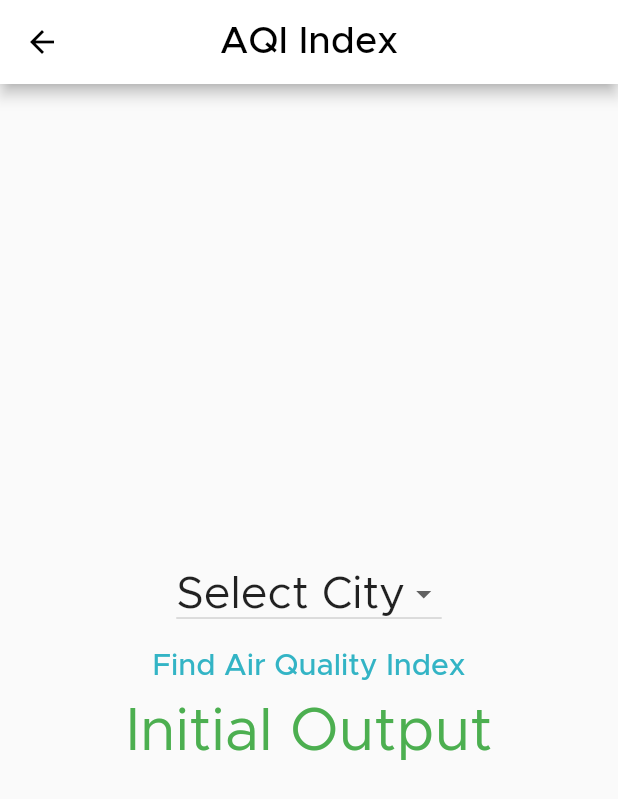
After one commit to Harsha-R-2020/AirQI, a Flutter app: the PythonScreen screen opened directly, after a tap on "Find Air Quality Index", on a phone screen of 412 x 824 dp. The commit adds this screen. Shown: the top 799 px of the screen. Run offline on Flutter 3.47's test engine with Material 2 defaults, Android fonts, the light colour scheme and no system bars; our stand-ins replace fluttertoast, geolocator, google_maps_flutter; missing offline and left inert: flutter_displaymode, kdgaugeview; network calls fail.

Commit message:
intial commit ( after flask integration )

```diff
--- a/lib/main.dart
+++ b/lib/main.dart
@@ -15,10 +15,12 @@ void main() async {
 
 class MyApp extends StatelessWidget {
   // This widget is the root of your application.
+
   @override
   Widget build(BuildContext context) {
     return MaterialApp(
       title: 'AirQI',
+      debugShowCheckedModeBanner: false,
       theme: ThemeData(
         fontFamily: "Metropolis",
         primarySwatch: Colors.lightBlue,
--- a/lib/screens/Mapscreen.dart
+++ b/lib/screens/Mapscreen.dart
@@ -50,7 +50,7 @@ class _MapScreenState extends State<MapScreen> {
     double _w = MediaQuery.of(context).size.width;
     SystemChrome.setSystemUIOverlayStyle(
         SystemUiOverlayStyle(
-          statusBarColor: AppColor.orange, // <-- SEE HERE
+          statusBarColor: Colors.white, // <-- SEE HERE
           statusBarIconBrightness: Brightness.dark, //<-- For Android SEE HERE (dark icons)
           statusBarBrightness: Brightness.light, //<-- For iOS SEE HERE (dark icons)
         )
@@ -58,7 +58,7 @@ class _MapScreenState extends State<MapScreen> {
     return Scaffold(
       appBar: AppBar(
         brightness: Brightness.light,
-        backgroundColor: AppColor.orange,
+        backgroundColor: Colors.white,
         elevation: 0,
         // on below line we have given title of app
         title: Text("Mark your Location",style: TextStyle(
--- /dev/null
+++ b/lib/screens/functions.dart
@@ -0,0 +1,6 @@
+import 'package:http/http.dart' as http;
+
+fetchdata(String url) async {
+  http.Response response = await http.get(Uri.parse(url));
+  return response.body;
+}
--- a/lib/screens/homeScreen.dart
+++ b/lib/screens/homeScreen.dart
@@ -4,6 +4,7 @@ import 'dart:ui';
 
 import 'Mapscreen.dart';
 import 'aqiMeterScreen.dart';
+import 'pythonScreen.dart';
 
 class MyCustomUI extends StatefulWidget {
   @override
@@ -101,9 +102,9 @@ class _MyCustomUIState extends State<MyCustomUI>
               homePageCard(
                 Colors.lightGreen,
                 Icons.speed_outlined,
-                'View Air Quality Prediction',
+                'View Air Quality Index',
                 context,
-                AQIMeter(title: 'Air Quality Index'),
+                PythonScreen(),
               ),
               // homePageCardsGroup(
               //     Colors.lightGreen,
--- /dev/null
+++ b/lib/screens/pythonScreen.dart
@@ -0,0 +1,104 @@
+import 'dart:convert';
+
+import 'package:flutter/material.dart';
+import 'package:flutter/services.dart';
+import 'package:fluttertoast/fluttertoast.dart';
+
+import '../const/colors.dart';
+import 'aqiMeterScreen.dart';
+import 'functions.dart';
+
+class PythonScreen extends StatefulWidget {
+  const PythonScreen({Key key}) : super(key: key);
+
+  @override
+  _PythonScreenState createState() => _PythonScreenState();
+}
+
+class _PythonScreenState extends State<PythonScreen> {
+  String url = '';
+  var data;
+  String output = 'Initial Output';
+  String dropdownValue = 'Select City';
+  @override
+  Widget build(BuildContext context) {
+    return Scaffold(
+      appBar: AppBar(
+          backgroundColor: Colors.white,
+          centerTitle: true,
+
+          title: Text("AQI Index")),
+      body: Center(
+        child: Container(
+          padding: EdgeInsets.all(20),
+          child: Column(mainAxisAlignment: MainAxisAlignment.center, children: [
+            // TextField(
+            //   onChanged: (value) {
+            //     url = 'http://192.168.1.6:8080/api?query='+ value.toString();
+            //   },
+            // ),
+            DropdownButton<String>(
+              // Step 3.
+              value: dropdownValue,
+              // Step 4.
+              items: <String>['Select City','Chennai', 'Delhi', 'Banglore', 'Mumbai']
+                  .map<DropdownMenuItem<String>>((String value) {
+                return DropdownMenuItem<String>(
+                  value: value,
+                  child: Text(
+                    value,
+                    style: TextStyle(fontSize: 30),
+                  ),
+                );
+              }).toList(),
+              // Step 5.
+              onChanged: (String newValue) {
+                setState(() {
+                  dropdownValue = newValue;
+                });
+              },
+            ),
+            TextButton(
+                onPressed: () async {
+                  url = 'http://192.168.1.6:8080/api?query='+ dropdownValue;
+                  data = await fetchdata(url);
+                  var decoded = jsonDecode(data);
+                  setState(() {
+                    output = decoded['message'];
+                  });
+                  if(output!="0"){
+                    HapticFeedback.lightImpact();
+                    Navigator.push(
+                      context,
+                      MaterialPageRoute(
+                        builder: (context) {
+                          return AQIMeter(speed: double.parse(output));
+                        },
+                      ),
+                    );
+                  }
+                  else{
+                    Fluttertoast.showToast(
+                        msg: 'Choose a valid city to proceed',
+                        toastLength: Toast.LENGTH_SHORT,
+                        gravity: ToastGravity.BOTTOM,
+                        backgroundColor: Colors.red,
+                        textColor: Colors.yellow
+                    );
+                  }
+                  ;
+                },
+                child: Text(
+                  'Find Air Quality Index',
+                  style: TextStyle(fontSize: 20),
+                )),
+            Text(
+              output,
+              style: TextStyle(fontSize: 40, color: Colors.green),
+            )
+          ]),
+        ),
+      ),
+    );
+  }
+}
--- a/pubspec.yaml
+++ b/pubspec.yaml
@@ -48,6 +48,9 @@ dependencies:
   syncfusion_flutter_gauges:
   flutter_displaymode: ^0.6.0
   kdgaugeview: ^1.0.5
+  starflut: ^1.0.0
+  path_provider: ^2.1.1
+  http: ^0.13.6
 dev_dependencies:
   flutter_test:
     sdk: flutter
@@ -66,6 +69,7 @@ flutter:
   # To add assets to your application, add an assets section, like this:
   assets:
     - assets/images/virtual/
+    - assets/script.py
 
   # An image asset can refer to one or more resolution-specific "variants", see
   # https://flutter.dev/assets-and-images/#resolution-aware.
```
Also changed, not shown: lib/screens/aqiMeterScreen.dart (+8 -9 lines), pubspec.lock, 6 other files.
